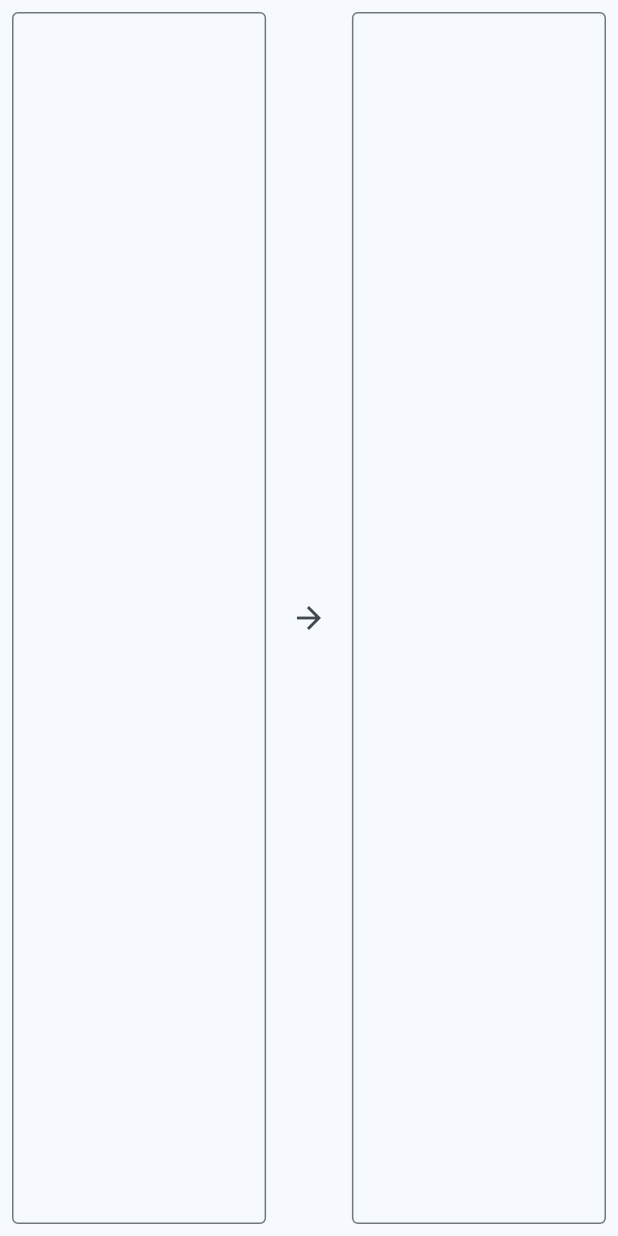
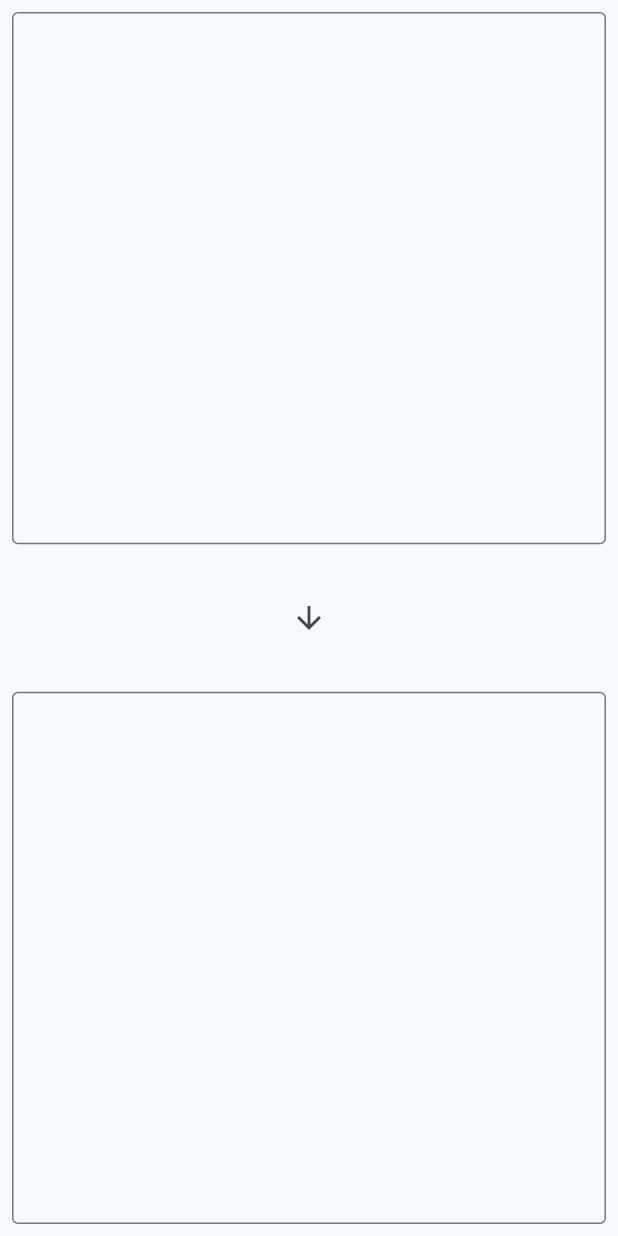
Before and after one commit to igorfs10/fluru_tools, a Flutter app: the RequestTesterPage screen opened directly, on a phone screen of 412 x 824 dp. Run offline on Flutter 3.47's test engine with Material 3 defaults, Android fonts, the phone set to English and light mode, and no system bars; our stand-ins replace csv, file_picker, yaml.

Commit message:
Make request tester layout responsive
Updated the request tester page to use a column layout on narrow screens and a row layout on wider screens using LayoutBuilder. Also removed duplicate comments in format_converter_page.dart for clarity.

```diff
--- a/lib/pages/format_converter_page.dart
+++ b/lib/pages/format_converter_page.dart
@@ -119,7 +119,6 @@ class _FormatConverterPageState extends State<FormatConverterPage> {
                   ),
                 ),
 
-                // Área principal: [TextField entrada] [Executar] [TextField saída (read-only)]
                 Expanded(
                   child: Column(
                     children: [
@@ -236,8 +235,6 @@ class _FormatConverterPageState extends State<FormatConverterPage> {
                   ),
                   ),
                 ),
-
-                // Área principal: [TextField entrada] [Executar] [TextField saída (read-only)]
                 Expanded(
                   child: Row(
                     children: [
--- a/lib/pages/request_tester.dart
+++ b/lib/pages/request_tester.dart
@@ -44,11 +44,72 @@ class _RequestTesterPageState extends State<RequestTesterPage> {
 
   @override
   Widget build(BuildContext context) {
+    return LayoutBuilder(
+      builder: (context, constraints) {
+        if (constraints.maxWidth < 600) {
           return Scaffold(
           body: SafeArea(
             child: Column(
               children: [
-            // Área principal: [TextField entrada] [Executar] [TextField saída (read-only)]
+                Expanded(
+                  child: Column(
+                    children: [
+                      Expanded(
+                        flex: 45,
+                        child: Padding(
+                          padding: EdgeInsets.all(8.0 ),
+                          child: TextField(
+                            controller: _inputCtrl,
+                            textAlignVertical: TextAlignVertical.top,
+                            expands: true,
+                            minLines: null,
+                            maxLines: null,
+                            keyboardType: TextInputType.multiline,
+                            decoration: InputDecoration(
+                              border: OutlineInputBorder(),
+                            ),
+                          ),
+                        ),
+                      ),
+                      Expanded(
+                        flex: 10,
+                        child: Center(
+                          child: IconButton(
+                            icon: Icon(Icons.arrow_downward),
+                            onPressed: () => _makeRequest(),
+                          ),
+                        ),
+                      ),
+                      Expanded(
+                        flex: 45,
+                        child: Padding(
+                          padding: EdgeInsets.all(8.0 ),
+                          child: TextField(
+                            controller: _outputCtrl,
+                            textAlignVertical: TextAlignVertical.top,
+                            readOnly: true,
+                            expands: true,
+                            minLines: null,
+                            maxLines: null,
+                            keyboardType: TextInputType.multiline,
+                            decoration: InputDecoration(
+                              border: OutlineInputBorder(),
+                            ),
+                          ),
+                        ),
+                      ),
+                    ],
+                  ),
+                ),
+              ],
+            ),
+          ),
+        );
+        }
+        return Scaffold(
+          body: SafeArea(
+            child: Column(
+              children: [
                 Expanded(
                   child: Row(
                     children: [
@@ -104,4 +165,6 @@ class _RequestTesterPageState extends State<RequestTesterPage> {
           ),
         );
       }
+    );
   }
+}
```
Lines whose indentation alone changed are shown as unchanged.
